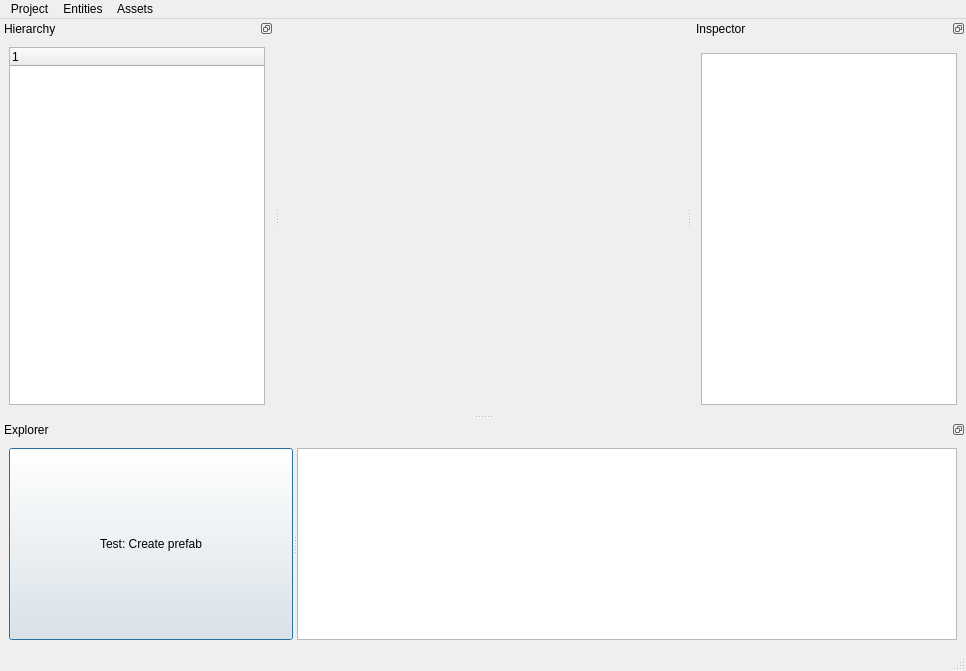
Qt form res/WindowMain.ui (Bang3DEngine/OldBang) before a commit.
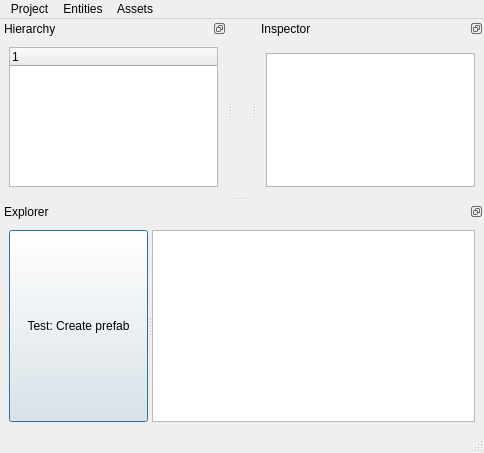
The same form after that commit. Custom widgets are drawn as their Qt base class.

```diff
--- a/res/WindowMain.ui
+++ b/res/WindowMain.ui
@@ -6,8 +6,8 @@
    <rect>
     <x>0</x>
     <y>0</y>
-    <width>966</width>
-    <height>671</height>
+    <width>484</width>
+    <height>453</height>
    </rect>
   </property>
   <property name="windowTitle">
@@ -42,8 +42,8 @@
     <rect>
      <x>0</x>
      <y>0</y>
-     <width>966</width>
-     <height>32</height>
+     <width>484</width>
+     <height>25</height>
     </rect>
    </property>
    <property name="nativeMenuBar">
@@ -285,6 +285,11 @@
     <slot>_OnMenuBarItemClicked(int)</slot>
    </slots>
   </customwidget>
+  <customwidget>
+   <class>TreeHierarchy</class>
+   <extends>QTreeWidget</extends>
+   <header>TreeHierarchy.h</header>
+  </customwidget>
  </customwidgets>
  <resources/>
  <connections>
```
Left out of the diff: 2 changed lines with no effect on the pictures.
